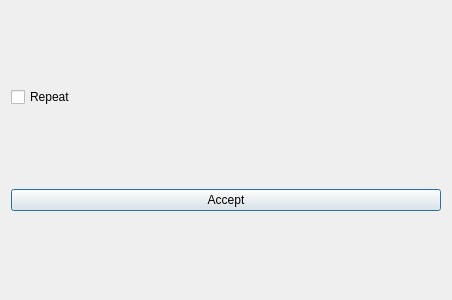
First picture: the form in setroutedialog.ui, repository lgasyou/SimpleSimulator, before the edit.
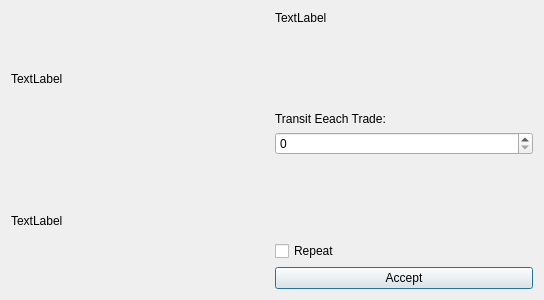
Second picture: the form after the edit.

Commit message: Perfect SetRouteDialog and its auxiliaries. Add auto repeat trade modules. Now can add new vihicles.

Patch:
```diff
--- a/setroutedialog.ui
+++ b/setroutedialog.ui
@@ -6,7 +6,7 @@
    <rect>
     <x>0</x>
     <y>0</y>
-    <width>452</width>
+    <width>544</width>
     <height>300</height>
    </rect>
   </property>
@@ -15,10 +15,68 @@
   </property>
   <layout class="QHBoxLayout" name="horizontalLayout">
    <item>
-    <layout class="QVBoxLayout" name="layout"/>
+    <layout class="QVBoxLayout" name="layout">
+     <item>
+      <widget class="QLabel" name="labelOrig">
+       <property name="text">
+        <string>TextLabel</string>
+       </property>
+      </widget>
+     </item>
+     <item>
+      <widget class="QLabel" name="labelDest">
+       <property name="text">
+        <string>TextLabel</string>
+       </property>
+      </widget>
+     </item>
+    </layout>
    </item>
    <item>
     <layout class="QVBoxLayout" name="layout_settings">
+     <item>
+      <widget class="QLabel" name="labelGoodsName">
+       <property name="text">
+        <string>TextLabel</string>
+       </property>
+      </widget>
+     </item>
+     <item>
+      <spacer name="verticalSpacer_2">
+       <property name="orientation">
+        <enum>Qt::Vertical</enum>
+       </property>
+       <property name="sizeHint" stdset="0">
+        <size>
+         <width>20</width>
+         <height>40</height>
+        </size>
+       </property>
+      </spacer>
+     </item>
+     <item>
+      <widget class="QLabel" name="label">
+       <property name="text">
+        <string>Transit Eeach Trade:</string>
+       </property>
+      </widget>
+     </item>
+     <item>
+      <widget class="QSpinBox" name="spinBoxEachVolume"/>
+     </item>
+     <item>
+      <spacer name="verticalSpacer">
+       <property name="orientation">
+        <enum>Qt::Vertical</enum>
+       </property>
+       <property name="sizeHint" stdset="0">
+        <size>
+         <width>20</width>
+         <height>40</height>
+        </size>
+       </property>
+      </spacer>
+     </item>
      <item>
       <widget class="QCheckBox" name="checkBox">
        <property name="text">
```
The commit also changes 30 other files.
